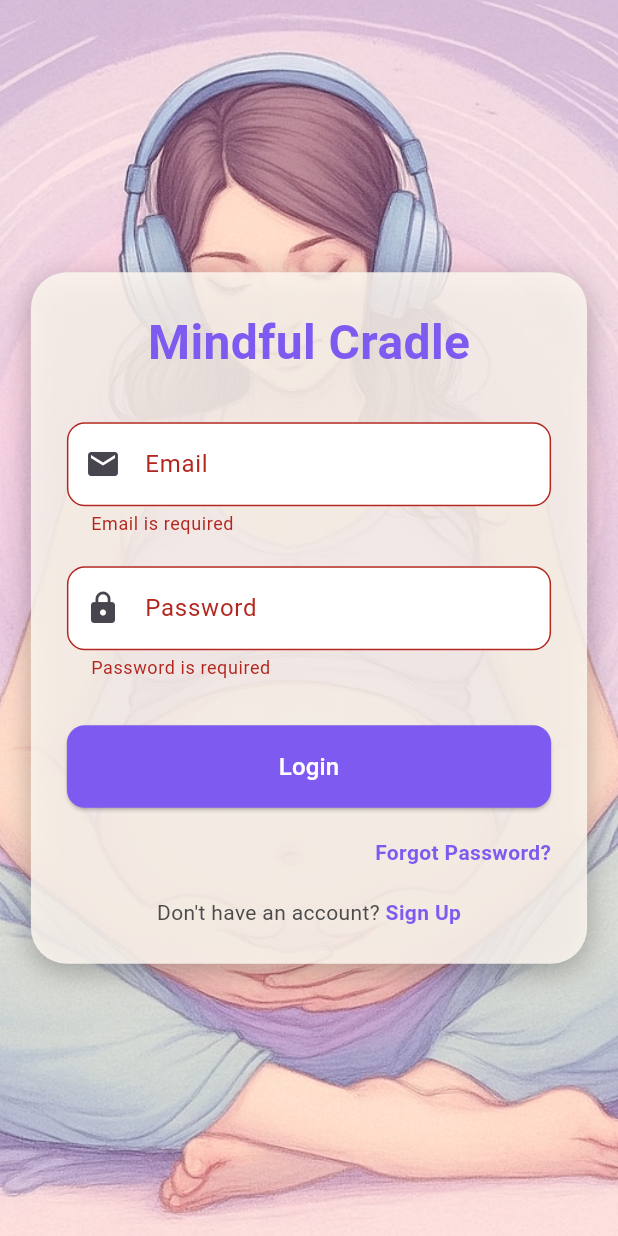
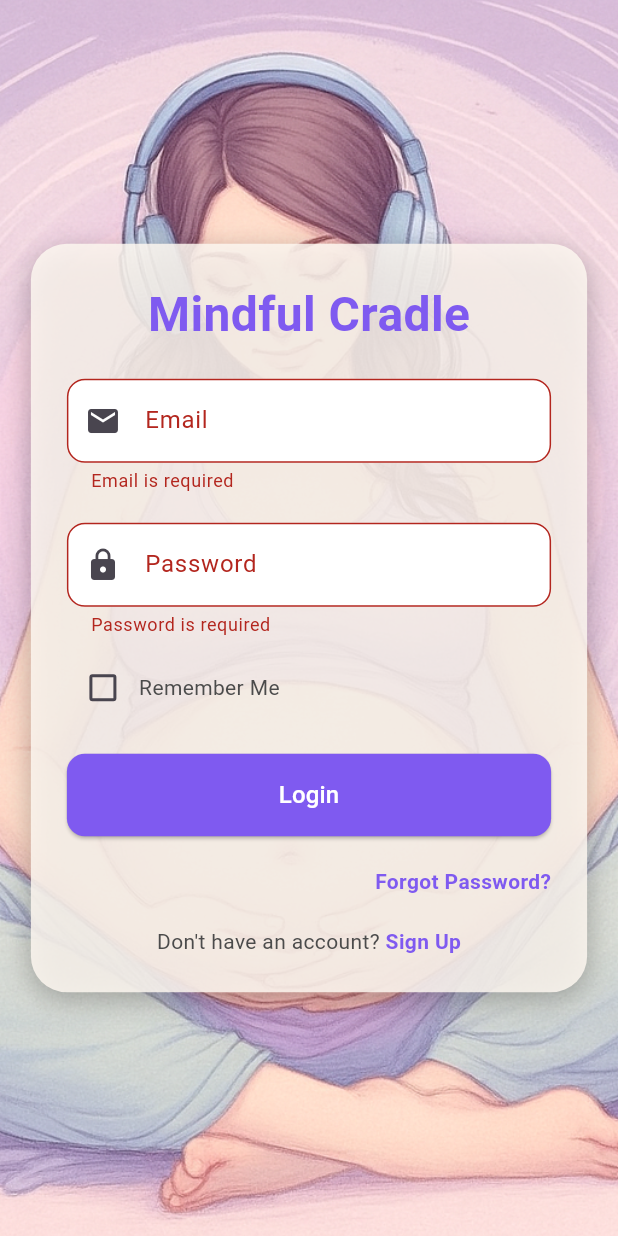
Before and after one commit to ArvinFox/MindfulCradle, a Flutter app: the screen it shows after launch, after a tap on "Login", on a phone screen of 412 x 824 dp. Run offline on Flutter 3.47's test engine with Material 3 defaults, Android fonts, the phone set to English and light mode, and no system bars; our stand-ins replace cloud_firestore, firebase_auth, firebase_core, shared_preferences, video_player; accounts and stored records are empty.

Commit message:
Updated auth provider and some fixes

```diff
--- a/lib/app.dart
+++ b/lib/app.dart
@@ -35,20 +35,21 @@
 // }
 
 import 'package:flutter/material.dart';
-import 'package:mamamind/screens/home/home_page.dart';
-import 'package:mamamind/screens/home/video_player.dart';
+import 'package:mamamind/screens/auth/login_page.dart';
 import 'package:mamamind/screens/main_screen.dart';
-import 'package:mamamind/screens/auth/signup_page.dart';
-import 'package:video_player/video_player.dart';
-import 'screens/auth/login_page.dart';
+import 'package:mamamind/screens/splashScreen/splash_screen.dart';
 import 'constants/colors.dart';
 import 'routes/app_routes.dart';
+import 'package:provider/provider.dart';
+import 'providers/auth_provider.dart';
 
 class MamaMindApp extends StatelessWidget {
   const MamaMindApp({super.key});
 
   @override
   Widget build(BuildContext context) {
+    return Consumer<AuthProvider>(
+      builder: (context, authProvider, _) {
         return MaterialApp(
           title: 'MamaMind',
           debugShowCheckedModeBanner: false,
@@ -60,8 +61,14 @@ class MamaMindApp extends StatelessWidget {
               displayColor: AppColors.text,
             ),
           ),
-      initialRoute: '/splash',
+          home: authProvider.isInitializing
+              ? const SplashPage() // show splash while loading SharedPreferences
+              : authProvider.isLoggedIn
+              ? const MainScreen()
+              : const LoginPage(),
           routes: AppRoutes.routes,
+        );
+      },
     );
   }
 }
--- a/lib/main.dart
+++ b/lib/main.dart
@@ -25,7 +25,9 @@
 
 import 'package:flutter/material.dart';
 import 'package:firebase_core/firebase_core.dart';
+import 'package:provider/provider.dart';
 import 'app.dart';
+import 'providers/auth_provider.dart';
 
 void main() async {
   WidgetsFlutterBinding.ensureInitialized();
@@ -38,7 +40,15 @@ void main() async {
     print("Firebase initialization error: $e");
   }
 
-  runApp(const MyApp());
+  runApp(
+    MultiProvider(
+      providers: [
+        // don't call loadUserFromPrefs here. let SplashPage control initialization.
+        ChangeNotifierProvider(create: (_) => AuthProvider()),
+      ],
+      child: const MyApp(),
+    ),
+  );
 }
 
 class MyApp extends StatelessWidget {
--- a/lib/models/user_model.dart
+++ b/lib/models/user_model.dart
@@ -6,6 +6,15 @@ class UserModel {
   final List<int> unlockedVideos;
   final List<int> lockedVideos;
 
+  /// Total meditation time in minutes (or seconds if you prefer)
+  final int totalSessionTime;
+
+  /// Map of videoId -> last watched seconds (resume point)
+  final Map<String, int> videoProgress;
+
+  /// Map of videoId -> total watched time in seconds (for stats)
+  final Map<String, int> videoWatchTime;
+
   UserModel({
     required this.id,
     required this.fullName,
@@ -13,6 +22,9 @@ class UserModel {
     required this.achievements,
     required this.unlockedVideos,
     required this.lockedVideos,
+    required this.totalSessionTime,
+    required this.videoProgress,
+    required this.videoWatchTime,
   });
 
   /// Factory for creating a new user with defaults
@@ -26,12 +38,15 @@ class UserModel {
       fullName: fullName,
       email: email,
       achievements: [],
-      unlockedVideos: [1], // Only first video unlocked
+      unlockedVideos: [1], // First video unlocked
       lockedVideos: [2, 3, 4, 5, 6, 7, 8],
+      totalSessionTime: 0,
+      videoProgress: {},
+      videoWatchTime: {},
     );
   }
 
-  /// Convert Firestore map → UserModel
+  /// Firestore -> UserModel
   factory UserModel.fromMap(Map<String, dynamic> map, String docId) {
     return UserModel(
       id: docId,
@@ -40,10 +55,13 @@ class UserModel {
       achievements: List<String>.from(map['achievements'] ?? []),
       unlockedVideos: List<int>.from(map['unlockedVideos'] ?? []),
       lockedVideos: List<int>.from(map['lockedVideos'] ?? []),
+      totalSessionTime: map['totalSessionTime'] ?? 0,
+      videoProgress: Map<String, int>.from(map['videoProgress'] ?? {}),
+      videoWatchTime: Map<String, int>.from(map['videoWatchTime'] ?? {}),
     );
   }
 
-  /// Convert UserModel → Firestore map
+  /// UserModel -> Firestore
   Map<String, dynamic> toMap() {
     return {
       'fullName': fullName,
@@ -51,6 +69,9 @@ class UserModel {
       'achievements': achievements,
       'unlockedVideos': unlockedVideos,
       'lockedVideos': lockedVideos,
+      'totalSessionTime': totalSessionTime,
+      'videoProgress': videoProgress,
+      'videoWatchTime': videoWatchTime,
     };
   }
 }
--- /dev/null
+++ b/lib/providers/auth_provider.dart
@@ -0,0 +1,110 @@
+import 'dart:async';
+import 'package:flutter/foundation.dart';
+import 'package:shared_preferences/shared_preferences.dart';
+import '../models/user_model.dart';
+import '../services/auth_service.dart';
+import 'package:cloud_firestore/cloud_firestore.dart';
+import 'package:firebase_auth/firebase_auth.dart';
+
+class AuthProvider with ChangeNotifier {
+  final AuthService _authService = AuthService();
+  final FirebaseFirestore _firestore = FirebaseFirestore.instance;
+
+  UserModel? _user;
+  bool _isInitializing = true;
+  bool _isLoading = false;
+  bool _initialized = false;
+
+  StreamSubscription<DocumentSnapshot>? _userSub;
+
+  UserModel? get user => _user;
+  bool get isLoggedIn => _user != null;
+  bool get isInitializing => _isInitializing;
+  bool get isLoading => _isLoading;
+
+  /// Load user from shared preferences
+  Future<void> loadUserFromPrefs() async {
+    if (_initialized) return;
+
+    _isInitializing = true;
+    notifyListeners();
+
+    try {
+      final prefs = await SharedPreferences.getInstance();
+      final uid = prefs.getString('userId');
+
+      if (uid != null) {
+        _listenToUser(uid);
+      }
+    } catch (e) {
+      if (kDebugMode) print("Error loading user: $e");
+    } finally {
+      _isInitializing = false;
+      _initialized = true;
+      notifyListeners();
+    }
+  }
+
+  /// Start listening to Firestore user doc
+  void _listenToUser(String uid) {
+    _userSub?.cancel();
+    _userSub = _firestore.collection('users').doc(uid).snapshots().listen((doc) {
+      if (doc.exists) {
+        _user = UserModel.fromMap(doc.data()!, doc.id);
+      } else {
+        _user = null;
+      }
+      notifyListeners();
+    });
+  }
+
+  /// Login user
+  Future<String?> login(String email, String password, {bool rememberMe = false}) async {
+    _isLoading = true;
+    notifyListeners();
+
+    try {
+      final result = await _authService.login(email: email, password: password);
+
+      if (result == null) {
+        final user = FirebaseAuth.instance.currentUser;
+        if (user != null) {
+          if (rememberMe) {
+            final prefs = await SharedPreferences.getInstance();
+            await prefs.setString('userId', user.uid);
+          }
+          _listenToUser(user.uid);
+        }
+      }
+
+      return result; // null = success, string = error
+    } catch (e) {
+      return e.toString();
+    } finally {
+      _isLoading = false;
+      notifyListeners();
+    }
+  }
+
+  /// Logout user
+  Future<void> logout() async {
+    _isLoading = true;
+    notifyListeners();
+
+    try {
+      await _authService.signOut();
+      _user = null;
+
+      final prefs = await SharedPreferences.getInstance();
+      await prefs.remove('userId');
+
+      _userSub?.cancel();
+      _userSub = null;
+    } catch (e) {
+      if (kDebugMode) print("Logout error: $e");
+    } finally {
+      _isLoading = false;
+      notifyListeners();
+    }
+  }
+}
--- a/lib/screens/auth/login_page.dart
+++ b/lib/screens/auth/login_page.dart
@@ -1,8 +1,9 @@
 import 'package:flutter/material.dart';
-import 'package:mamamind/constants/app_config.dart';
+import 'package:provider/provider.dart';
 import '../../constants/colors.dart';
+import '../../constants/app_config.dart';
 import '../../utils/validators.dart';
-import '../../services/auth_service.dart';
+import '../../providers/auth_provider.dart';
 
 class LoginPage extends StatefulWidget {
   const LoginPage({super.key});
@@ -15,26 +16,32 @@ class _LoginPageState extends State<LoginPage> {
   final _formKey = GlobalKey<FormState>();
   String email = '';
   String password = '';
-  final AuthService _authService = AuthService();
-  bool loading = false;
+  bool rememberMe = false;
+  String? errorMessage;
 
   @override
   Widget build(BuildContext context) {
     final size = MediaQuery.of(context).size;
     final isMobile = size.width < 600;
 
+    return Consumer<AuthProvider>(
+      builder: (context, authProvider, _) {
+        if (authProvider.isInitializing) {
+          return const Scaffold(
+            body: Center(child: CircularProgressIndicator()),
+          );
+        }
+
         return Scaffold(
           body: Stack(
             children: [
-          // Background image and fade overlay
+              // Background
               Container(
                 width: double.infinity,
                 height: double.infinity,
-            decoration: BoxDecoration(
+                decoration: const BoxDecoration(
                   image: DecorationImage(
-                image: AssetImage(
-                  "assets/login/app_background.png",
-                ),
+                    image: AssetImage("assets/login/app_background.png"),
                     fit: BoxFit.cover,
                   ),
                 ),
@@ -67,17 +74,18 @@ class _LoginPageState extends State<LoginPage> {
                             color: AppColors.primary,
                           ),
                         ),
-                    const SizedBox(height: 30),
+                        const SizedBox(height: 20),
 
-                    // Email
+                        if (errorMessage != null)
+                          Text(errorMessage!, style: const TextStyle(color: Colors.red)),
+                        if (errorMessage != null) const SizedBox(height: 10),
+
                         TextFormField(
                           decoration: InputDecoration(
                             filled: true,
                             fillColor: AppColors.inputBackground,
                             labelText: "Email",
-                        border: OutlineInputBorder(
-                          borderRadius: BorderRadius.circular(12),
-                        ),
+                            border: OutlineInputBorder(borderRadius: BorderRadius.circular(12)),
                             prefixIcon: const Icon(Icons.email),
                           ),
                           validator: Validators.validateEmail,
@@ -85,109 +93,93 @@ class _LoginPageState extends State<LoginPage> {
                         ),
                         const SizedBox(height: 20),
 
-                    // Password
                         TextFormField(
                           obscureText: true,
                           decoration: InputDecoration(
                             filled: true,
                             fillColor: AppColors.inputBackground,
                             labelText: "Password",
-                        border: OutlineInputBorder(
-                          borderRadius: BorderRadius.circular(12),
-                        ),
+                            border: OutlineInputBorder(borderRadius: BorderRadius.circular(12)),
                             prefixIcon: const Icon(Icons.lock),
                           ),
                           validator: Validators.validatePassword,
                           onSaved: (val) => password = val ?? '',
                         ),
-                    const SizedBox(height: 30),
+                        const SizedBox(height: 10),
 
-                    // Login Button
+                        Row(
+                          children: [
+                            Checkbox(
+                              value: rememberMe,
+                              onChanged: (val) => setState(() => rememberMe = val ?? false),
+                            ),
+                            const Text("Remember Me"),
+                          ],
+                        ),
+                        const SizedBox(height: 20),
+
                         SizedBox(
                           width: double.infinity,
                           child: ElevatedButton(
                             style: ElevatedButton.styleFrom(
                               backgroundColor: AppColors.primary,
                               padding: const EdgeInsets.symmetric(vertical: 16),
-                          shape: RoundedRectangleBorder(
-                            borderRadius: BorderRadius.circular(12),
+                              shape: RoundedRectangleBorder(borderRadius: BorderRadius.circular(12)),
                             ),
-                        ),
-                        onPressed: loading
+                            onPressed: authProvider.isLoading
                                 ? null
                                 : () async {
+                                    setState(() => errorMessage = null);
+
                                     if (_formKey.currentState!.validate()) {
                                       _formKey.currentState!.save();
-                                  setState(() => loading = true);
 
-                                  final result = await _authService.login(
-                                    email: email,
-                                    password: password,
+                                      final result = await authProvider.login(
+                                        email,
+                                        password,
+                                        rememberMe: rememberMe,
                                       );
 
-                                  setState(() => loading = false);
-
                                       if (result == null) {
-                                    // Login success, navigate to home
-                                    Navigator.pushReplacementNamed(
-                                      context,
-                                      '/main-screen',
-                                    );
+                                        if (!mounted) return;
+                                        Navigator.pushReplacementNamed(context, '/main-screen');
                                       } else {
-                                    ScaffoldMessenger.of(context).showSnackBar(
-                                      SnackBar(content: Text(result)),
-                                    );
+                                        setState(() => errorMessage = result);
                                       }
                                     }
                                   },
+                            child: authProvider.isLoading
+                                ? const SizedBox(
+                                    height: 20,
+                                    width: 20,
+                                    child: CircularProgressIndicator(color: Colors.white, strokeWidth: 2),
+                                  )
+                                : Text("Login",
+                                    style: TextStyle(fontSize: isMobile ? 16 : 18, color: AppColors.buttonText)),
+                          ),
+                        ),
+                        const SizedBox(height: 20),
+
+                        Align(
+                          alignment: Alignment.centerRight,
+                          child: GestureDetector(
+                            onTap: () => Navigator.pushNamed(context, '/forgot-password'),
                             child: Text(
-                          loading ? "Loading..." : "Login",
-                          style: TextStyle(
-                            fontSize: isMobile ? 16 : 18,
-                            color: AppColors.buttonText,
-                          ),
+                              "Forgot Password?",
+                              style: TextStyle(color: AppColors.primary, fontWeight: FontWeight.bold),
                             ),
                           ),
                         ),
                         const SizedBox(height: 20),
 
-                    // Forgot Password
-                    Align(
-                      alignment: Alignment.centerRight,
-                      child: GestureDetector(
-                        onTap: () {
-                          Navigator.pushNamed(context, '/forgot-password');
-                        },
-                        child: Text(
-                          "Forgot Password?",
-                          style: TextStyle(
-                            color: AppColors.primary,
-                            fontWeight: FontWeight.bold,
-                          ),
-                        ),
-                      ),
-                    ),
-                    const SizedBox(height: 20),
-
-                    // Signup Link
                         Row(
                           mainAxisAlignment: MainAxisAlignment.center,
                           children: [
-                        const Text(
-                          "Don't have an account? ",
-                          style: TextStyle(color: AppColors.text),
-                        ),
+                            const Text("Don't have an account? ", style: TextStyle(color: AppColors.text)),
                             GestureDetector(
-                          onTap: () {
-                            Navigator.pushNamed(context, '/signup');
-                          },
-                          child: Text(
-                            "Sign Up",
-                            style: TextStyle(
-                              color: AppColors.primary,
-                              fontWeight: FontWeight.bold,
-                            ),
-                          ),
+                              onTap: () => Navigator.pushNamed(context, '/signup'),
+                              child: Text("Sign Up",
+                                  style: TextStyle(color: AppColors.primary, fontWeight: FontWeight.bold)),
                             ),
                           ],
                         ),
@@ -199,5 +191,7 @@ class _LoginPageState extends State<LoginPage> {
             ],
           ),
         );
+      },
+    );
   }
 }
--- a/lib/screens/splashScreen/splash_screen.dart
+++ b/lib/screens/splashScreen/splash_screen.dart
@@ -1,6 +1,10 @@
 import 'package:flutter/material.dart';
-import 'package:mamamind/constants/app_config.dart';
+import 'package:provider/provider.dart';
+import 'package:mamamind/providers/auth_provider.dart';
+import 'package:mamamind/screens/main_screen.dart';
+import 'package:mamamind/screens/auth/login_page.dart';
 import '/constants/colors.dart';
+import '/constants/app_config.dart';
 
 class SplashPage extends StatefulWidget {
   const SplashPage({super.key});
@@ -18,19 +22,37 @@ class _SplashPageState extends State<SplashPage>
   void initState() {
     super.initState();
 
-    // Animation controller for fade
     _controller = AnimationController(
       vsync: this,
       duration: const Duration(seconds: 2),
     );
 
     _fadeAnimation = Tween<double>(begin: 0, end: 1).animate(_controller);
+    _controller.forward();
 
-    _controller.forward(); // start fade-in
+    WidgetsBinding.instance.addPostFrameCallback((_) async {
+      final authProvider = Provider.of<AuthProvider>(context, listen: false);
 
-    // After 3 seconds, navigate to login
-    Future.delayed(const Duration(seconds: 3), () {
-      Navigator.pushReplacementNamed(context, '/login');
+      // Load user from prefs
+      await authProvider.loadUserFromPrefs();
+
+      // 👇 Force splash to show for at least 2 seconds
+      await Future.delayed(const Duration(seconds: 2));
+
+      if (!mounted) return;
+
+      // Navigate based on login state
+      if (authProvider.isLoggedIn) {
+        Navigator.pushReplacement(
+          context,
+          MaterialPageRoute(builder: (_) => const MainScreen()),
+        );
+      } else {
+        Navigator.pushReplacement(
+          context,
+          MaterialPageRoute(builder: (_) => const LoginPage()),
+        );
+      }
     });
   }
 
@@ -46,16 +68,15 @@ class _SplashPageState extends State<SplashPage>
     final isMobile = size.width < 600;
 
     return Scaffold(
-      backgroundColor: AppColors.primary.withOpacity(0.9), // theme color
+      backgroundColor: AppColors.primary.withOpacity(0.9),
       body: FadeTransition(
         opacity: _fadeAnimation,
         child: Center(
           child: Column(
             mainAxisSize: MainAxisSize.min,
             children: [
-              // Rounded logo
               ClipRRect(
-                borderRadius: BorderRadius.circular(30), // rounded corners
+                borderRadius: BorderRadius.circular(30),
                 child: Image.asset(
                   'assets/login/app_logo.jpg',
                   width: isMobile ? 120 : 150,
--- a/lib/screens/home/video_tile.dart
+++ b/lib/widgets/video_tile.dart
@@ -1,5 +1,5 @@
 import 'package:flutter/material.dart';
-import '../../constants/colors.dart';
+import '../constants/colors.dart';
 
 class VideoTile extends StatelessWidget {
   final String title;
@@ -15,7 +15,7 @@ class VideoTile extends StatelessWidget {
     required this.onTap,
   });
 
-  void _showLockedDialog(BuildContext context) {
+  static void _showLockedDialog(BuildContext context) {
     showDialog(
       context: context,
       builder: (context) => AlertDialog(
--- a/pubspec.yaml
+++ b/pubspec.yaml
@@ -16,6 +16,8 @@ dependencies:
   cloud_firestore: ^5.6.5
   firebase_auth: ^5.5.1
   video_player: ^2.6.0
+  provider: ^6.0.5
+  shared_preferences: ^2.1.1
 
 
 dev_dependencies:
```
Also changed, not shown: lib/models/video_model.dart (+22 -8 lines), lib/screens/home/home_page.dart (+57 -13 lines), lib/services/auth_service.dart (+5 -8 lines), lib/providers/video_provider.dart (added). Lines whose indentation alone changed are shown as unchanged.
